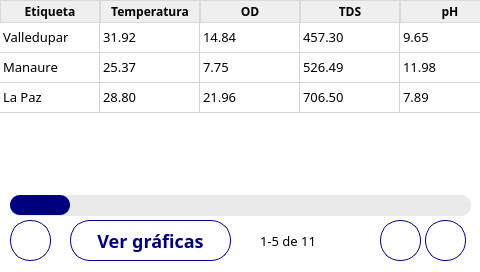
The window that src/views/Datos.ui (Giocerz/water_quality_rpi) describes before a commit, drawn with Qt 5.
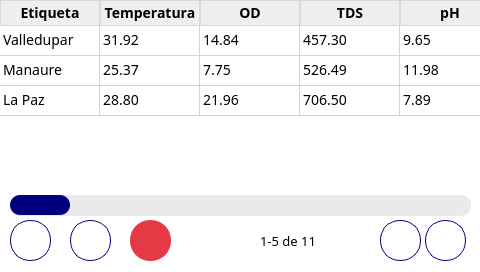
The same window after the commit.

Patch:
```diff
--- a/src/views/Datos.ui
+++ b/src/views/Datos.ui
@@ -44,17 +44,24 @@
     </property>
     <property name="styleSheet">
      <string notr="true">QTableWidget {
-	font-size: 10pt;
+	font-size: 14px;
 }
 
 QHeaderView::section {
+	font-size: 14px;
 	font-weight: bold;
 	border: 1px solid #d9d9d9;
 }</string>
     </property>
+    <property name="verticalScrollBarPolicy">
+     <enum>Qt::ScrollBarAlwaysOff</enum>
+    </property>
     <property name="horizontalScrollBarPolicy">
      <enum>Qt::ScrollBarAlwaysOff</enum>
     </property>
+    <property name="sizeAdjustPolicy">
+     <enum>QAbstractScrollArea::AdjustToContents</enum>
+    </property>
     <property name="editTriggers">
      <set>QAbstractItemView::NoEditTriggers</set>
     </property>
@@ -67,12 +74,18 @@
     <property name="gridStyle">
      <enum>Qt::SolidLine</enum>
     </property>
+    <property name="sortingEnabled">
+     <bool>false</bool>
+    </property>
     <property name="rowCount">
      <number>3</number>
     </property>
     <property name="columnCount">
      <number>13</number>
     </property>
+    <attribute name="horizontalHeaderVisible">
+     <bool>true</bool>
+    </attribute>
     <attribute name="verticalHeaderVisible">
      <bool>false</bool>
     </attribute>
@@ -239,19 +252,6 @@
      <string/>
     </property>
    </widget>
-   <widget class="QPushButton" name="actBtn">
-    <property name="geometry">
-     <rect>
-      <x>70</x>
-      <y>220</y>
-      <width>161</width>
-      <height>41</height>
-     </rect>
-    </property>
-    <property name="text">
-     <string>Ver gráficas</string>
-    </property>
-   </widget>
    <widget class="QSlider" name="horizontalSlider">
     <property name="geometry">
      <rect>
@@ -324,7 +324,7 @@
      <rect>
       <x>260</x>
       <y>220</y>
-      <width>101</width>
+      <width>111</width>
       <height>41</height>
      </rect>
     </property>
@@ -335,6 +335,39 @@
      <string>1-5 de 11</string>
     </property>
    </widget>
+   <widget class="QPushButton" name="graphBtn">
+    <property name="geometry">
+     <rect>
+      <x>70</x>
+      <y>220</y>
+      <width>41</width>
+      <height>41</height>
+     </rect>
+    </property>
+    <property name="styleSheet">
+     <string notr="true"/>
+    </property>
+    <property name="text">
+     <string/>
+    </property>
+   </widget>
+   <widget class="QPushButton" name="deleteBtn">
+    <property name="geometry">
+     <rect>
+      <x>130</x>
+      <y>220</y>
+      <width>41</width>
+      <height>41</height>
+     </rect>
+    </property>
+    <property name="styleSheet">
+     <string notr="true">background-color: #e63946;
+border: 0px;</string>
+    </property>
+    <property name="text">
+     <string/>
+    </property>
+   </widget>
   </widget>
  </widget>
  <resources/>
```
Left out of the diff: 6 changed lines with no effect on the pictures.
